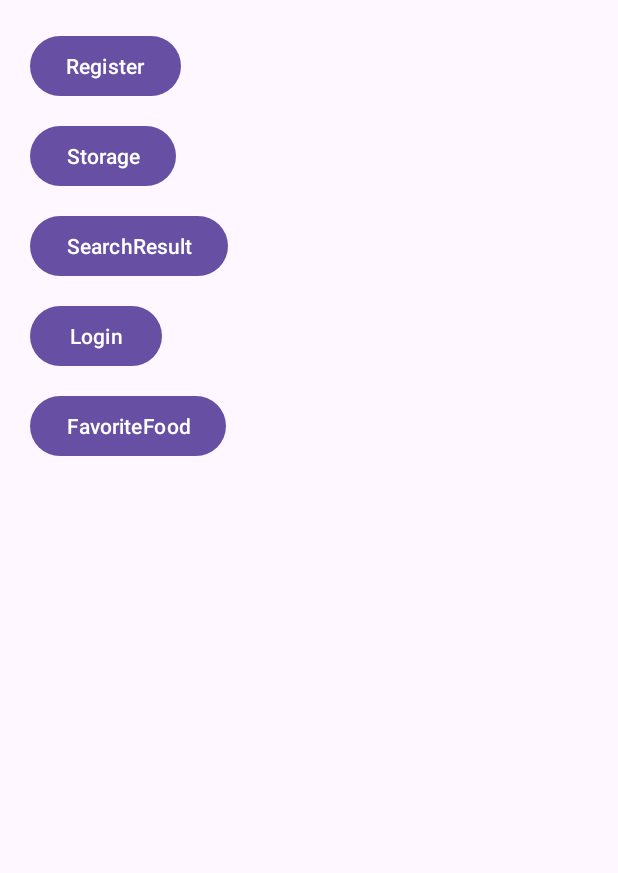
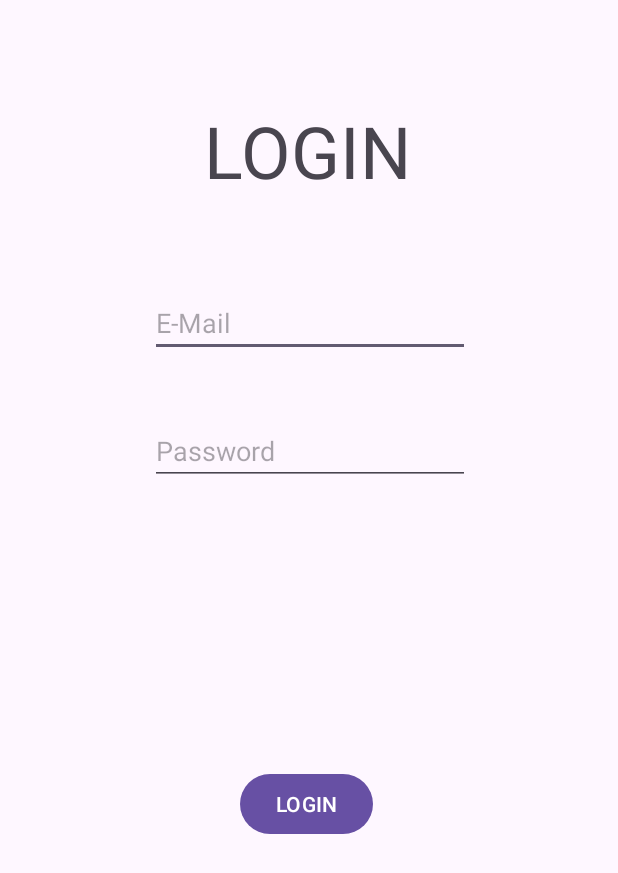
Before and after one commit to zeyd01/yemekAI, an Android app: the screen it shows after launch (MainActivity before the commit, login after it), after a tap on "Login", on a phone screen of 412 x 824 dp. Shown: the top 873 px of the screen. Run offline under Robolectric (Android 15) with nearby library versions, the phone set to English and light mode, and no system bars.

Commit message:
massive bug fixed, Login screen created

```diff
--- a/app/src/main/AndroidManifest.xml
+++ b/app/src/main/AndroidManifest.xml
@@ -18,6 +18,27 @@
             android:label="@string/title_activity_register"
             android:theme="@style/Theme.YemekAI" />
         <activity
+            android:name=".login"
+            android:exported="false"
+            android:label="login"
+            android:theme="@style/Theme.YemekAI" />
+        <activity
+            android:name=".storage"
+            android:exported="false"
+            android:label="storage"
+            android:theme="@style/Theme.YemekAI" />
+        <activity
+            android:name=".searchResult"
+            android:exported="false"
+            android:label="searchResult"
+            android:theme="@style/Theme.YemekAI" />
+        <activity
+            android:name=".favFood"
+            android:exported="false"
+            android:label="Favorite Food"
+            android:theme="@style/Theme.YemekAI" />
+
+        <activity
             android:name=".MainActivity"
             android:exported="true">
             <intent-filter>
--- a/app/src/main/java/com/example/yemekai/login.java
+++ b/app/src/main/java/com/example/yemekai/login.java
@@ -3,12 +3,22 @@ package com.example.yemekai;
 import androidx.appcompat.app.AppCompatActivity;
 
 import android.os.Bundle;
+import android.widget.Button;
+import android.widget.EditText;
+import android.widget.TextView;
 
 public class login extends AppCompatActivity {
 
+    TextView tw1;
+    EditText e1,e2;
+    Button b1;
     @Override
     protected void onCreate(Bundle savedInstanceState) {
         super.onCreate(savedInstanceState);
         setContentView(R.layout.login);
+        e1=findViewById(R.id.editTextTextEmailAddress3);
+        e2=findViewById(R.id.editTextTextPassword3);
+        b1=findViewById(R.id.button8);
+        tw1=findViewById(R.id.textView2);
     }
 }
--- a/app/src/main/res/layout/login.xml
+++ b/app/src/main/res/layout/login.xml
@@ -1,6 +1,52 @@
 <?xml version="1.0" encoding="utf-8"?>
 <androidx.constraintlayout.widget.ConstraintLayout xmlns:android="http://schemas.android.com/apk/res/android"
+    xmlns:app="http://schemas.android.com/apk/res-auto"
+    xmlns:tools="http://schemas.android.com/tools"
     android:layout_width="match_parent"
     android:layout_height="match_parent">
 
+    <TextView
+        android:id="@+id/textView2"
+        android:layout_width="wrap_content"
+        android:layout_height="wrap_content"
+        android:layout_marginStart="136dp"
+        android:layout_marginTop="68dp"
+        android:text="LOGIN"
+        android:textSize="48sp"
+        app:layout_constraintStart_toStartOf="parent"
+        app:layout_constraintTop_toTopOf="parent" />
+
+    <Button
+        android:id="@+id/button8"
+        android:layout_width="wrap_content"
+        android:layout_height="wrap_content"
+        android:layout_marginStart="160dp"
+        android:layout_marginBottom="264dp"
+        android:text="LOGIN"
+        app:layout_constraintBottom_toBottomOf="parent"
+        app:layout_constraintStart_toStartOf="parent" />
+
+    <EditText
+        android:id="@+id/editTextTextEmailAddress3"
+        android:layout_width="wrap_content"
+        android:layout_height="wrap_content"
+        android:layout_marginStart="100dp"
+        android:layout_marginTop="60dp"
+        android:ems="10"
+        android:hint="E-Mail"
+        android:inputType="textEmailAddress"
+        app:layout_constraintStart_toStartOf="parent"
+        app:layout_constraintTop_toBottomOf="@+id/textView2" />
+
+    <EditText
+        android:id="@+id/editTextTextPassword3"
+        android:layout_width="wrap_content"
+        android:layout_height="wrap_content"
+        android:layout_marginStart="100dp"
+        android:layout_marginTop="40dp"
+        android:ems="10"
+        android:hint="Password"
+        android:inputType="textPassword"
+        app:layout_constraintStart_toStartOf="parent"
+        app:layout_constraintTop_toBottomOf="@+id/editTextTextEmailAddress3" />
 </androidx.constraintlayout.widget.ConstraintLayout>
```
